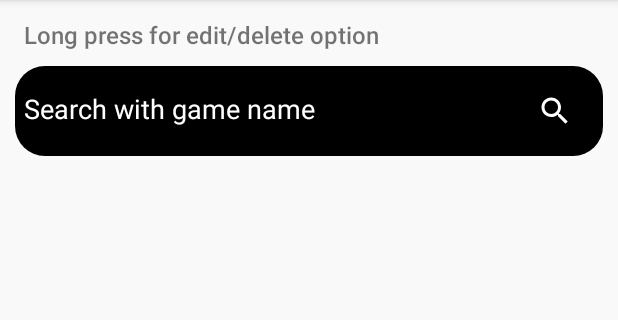
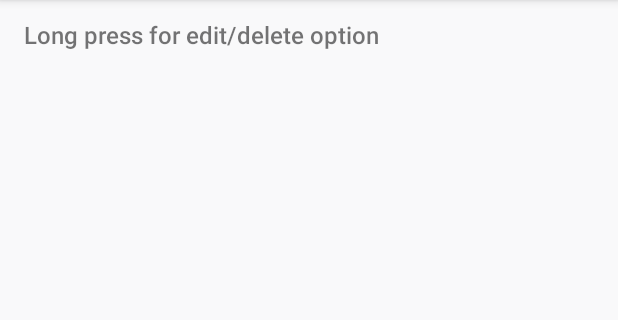
Before and after one commit to weiyi12345678/Android-Development-skill-P18010315-, an Android app: the EditDelete screen opened directly, with no data from a screen before it, on a phone screen of 412 x 824 dp, the part 84-404 px from its top. Run offline under Robolectric (Android 15) with nearby library versions, the phone set to English and light mode, and no system bars; our stand-ins replace Firebase (no records; nobody signed in at launch, a user with empty details on screens opened directly); pictures from the network do not load.

Commit message:
Android Development skill (Assignment project)

```diff
--- a/app/src/main/java/android/bignerdranch/gameintro/EditDelete.java
+++ b/app/src/main/java/android/bignerdranch/gameintro/EditDelete.java
@@ -33,14 +33,11 @@ public class EditDelete extends AppCompatActivity implements GameInfoEditDeleteA
     private RecyclerView mRecyclerView;
     private GameInfoEditDeleteAdapter mAdapter;
     private ProgressBar mProgressBar;
-
     private SwipeRefreshLayout swipeRefreshLayout;
-
-    private FirebaseStorage mStorage;
     private DatabaseReference mDatabaseReference, commentRef, likeRef;
     private ValueEventListener mDBListener;
+    private List<Insert> mInserts = new ArrayList<>();
 
-    private List<Insert> mInserts = new ArrayList<>();
 
     @Override
     protected void onCreate(Bundle savedInstanceState) {
--- a/app/src/main/res/layout/activity_edit_delete.xml
+++ b/app/src/main/res/layout/activity_edit_delete.xml
@@ -33,46 +33,6 @@
                     android:layout_marginTop="12dp" />
 
 
-                <androidx.gridlayout.widget.GridLayout
-                    android:layout_width="match_parent"
-                    android:layout_height="wrap_content"
-                    android:paddingTop="6dp"
-                    android:paddingBottom="6dp"
-                    android:layout_margin="10dp"
-                    app:columnCount="2"
-                    app:rowCount="2"
-                    android:background="@drawable/black_background">
-
-
-                    <EditText
-                        android:id="@+id/edit_search_game"
-                        android:layout_width="wrap_content"
-                        android:layout_height="wrap_content"
-                        android:background="@drawable/black_background"
-                        android:ems="10"
-                        android:hint="Search with game name"
-                        android:textColor="@android:color/white"
-                        android:textColorHint="@android:color/white"
-                        android:inputType="text"
-                        android:padding="6dp"
-                        app:layout_column="0"
-                        app:layout_columnWeight="1"
-                        app:layout_row="0" />
-
-                    <Button
-                        android:id="@+id/button_search"
-                        android:layout_width="wrap_content"
-                        android:layout_height="wrap_content"
-                        android:background="@drawable/black_background"
-                        android:paddingRight="20dp"
-                        android:drawableRight="@drawable/ic_search"
-                        app:layout_column="1"
-                        app:layout_row="0"
-                        android:text="Button" />
-
-
-                </androidx.gridlayout.widget.GridLayout>
-
                 <androidx.recyclerview.widget.RecyclerView
                     android:id="@+id/recyclerViewGameInfoEditDelete"
                     android:scrollbars="vertical"
```
